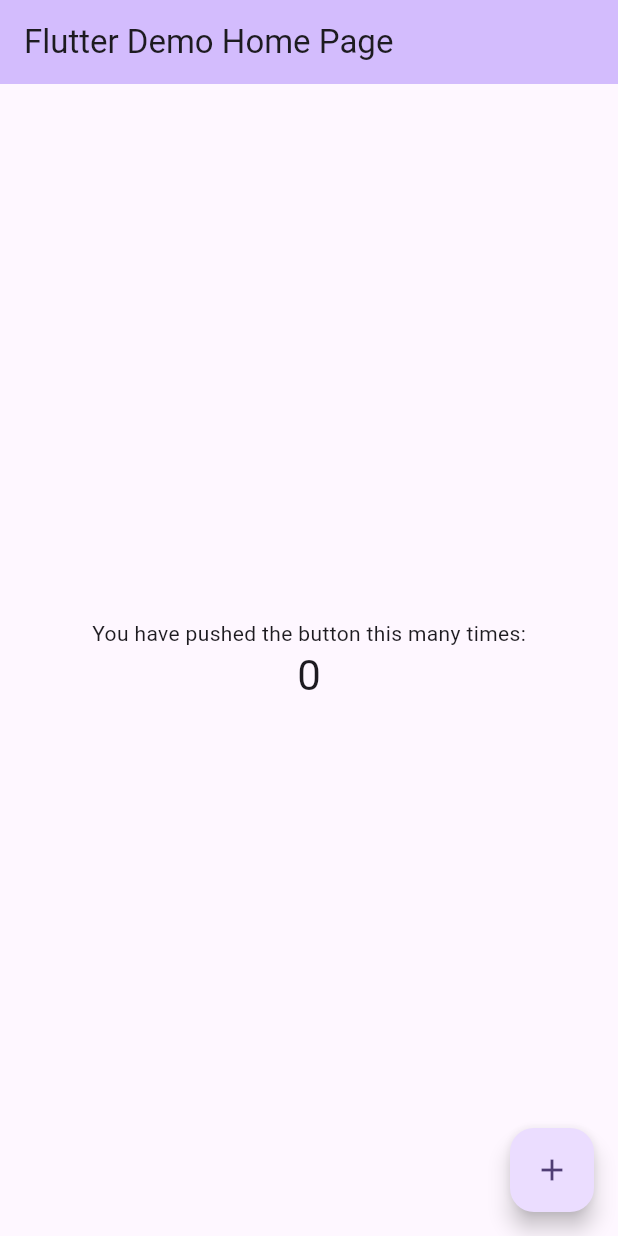
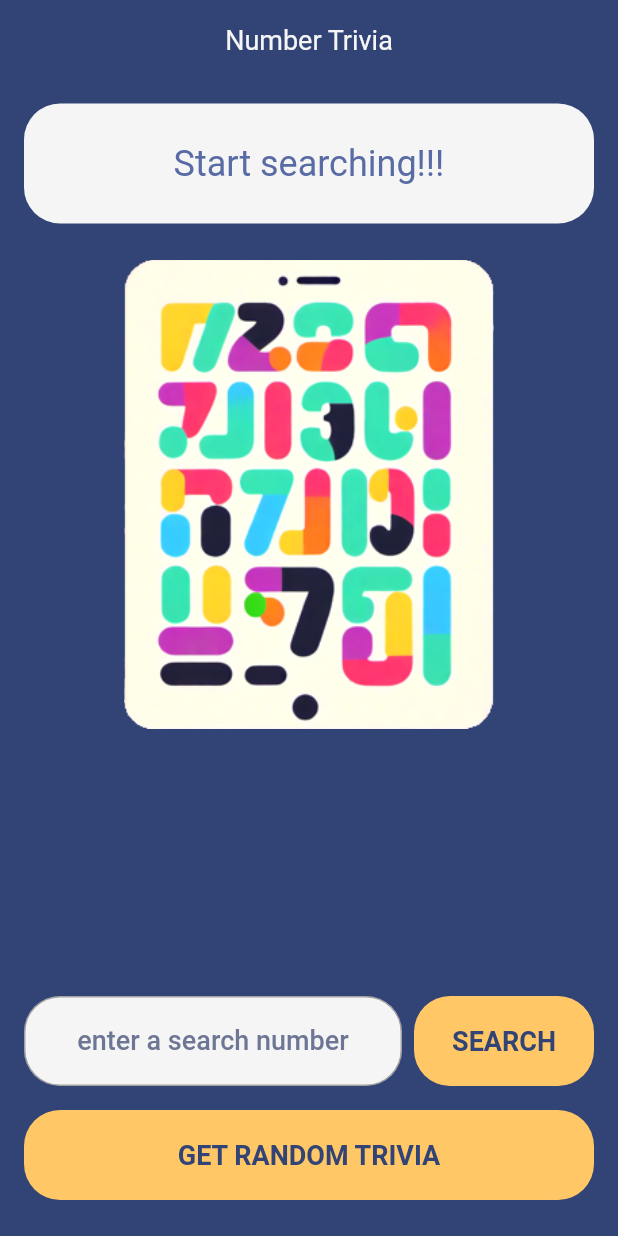
Before and after one commit to TR0U8L3-gif/number_app, a Flutter app: the screen it shows after launch, on a phone screen of 412 x 824 dp. Run offline on Flutter 3.47's test engine with Material 2 defaults, Android fonts, the phone set to English and light mode, and no system bars; our stand-ins replace dartz, dio, equatable, flutter_bloc, get_it, internet_connection_checker and 2 more; missing offline and left inert: dart:ffi.

Commit message:
User Interface

```diff
--- /dev/null
+++ b/lib/config/assets.dart
@@ -0,0 +1,7 @@
+///This file is automatically generated. DO NOT EDIT, all your changes would be lost.
+class Assets {
+  Assets._();
+
+  static const String imagesNumberTriviaLogo = 'assets/images/number_trivia_logo.png';
+
+}
--- /dev/null
+++ b/lib/config/theme.dart
@@ -0,0 +1,49 @@
+import 'dart:ffi';
+
+import 'package:flutter/material.dart';
+
+const String fontFamily = "";
+
+const double paddingSmall = 8.0;
+const double paddingMedium = 16.0;
+const double paddingLarge = 24.0;
+
+const double fontSmall = 18.0;
+const double fontMedium = 24.0;
+const double fontLarge = 42.0;
+class AppColors {
+  static const Color lightBackground = Color(0xFFF5F5F5);
+  static const Color darkBackground = Color(0xFF2A333C);
+
+  static const Color lightBlue = Color(0xFF586ba4);
+  static const Color darkBlue = Color(0xFF324376);
+
+  static const Color lightYellow = Color(0xFFffc765);
+  static const Color darkYellow = Color(0xFF99773c);
+
+  static const Color lightOrange = Color(0xFFf68e5f);
+  static const Color darkOrange = Color(0xFF905237);
+
+  static const Color lightText = Color(0xFFF5F5F5);
+  static const Color grayText = Color(0xFF6D7694);
+  static const Color darkText = Color(0xFF1D2E49);
+
+  static const Color transparent = Colors.transparent;
+}
+
+ThemeData theme = ThemeData(
+  brightness: Brightness.light,
+  scaffoldBackgroundColor: AppColors.lightBackground,
+  colorScheme: ColorScheme.fromSeed(
+    seedColor: AppColors.darkBlue,
+    brightness: Brightness.light,
+  ),
+);
+
+class NoGlowScrollBehavior extends ScrollBehavior {
+  @override
+  Widget buildOverscrollIndicator(
+      BuildContext context, Widget child, ScrollableDetails details) {
+    return child;
+  }
+}
--- a/lib/features/number_trivia/data/data_sources/remote/number_trivia_remote_data_source_impl.dart
+++ b/lib/features/number_trivia/data/data_sources/remote/number_trivia_remote_data_source_impl.dart
@@ -17,7 +17,7 @@ class NumberTriviaRemoteDataSourceImpl implements NumberTriviaRemoteDataSource{
     Response response = await dio.get(path);
 
     if(response.statusCode == 200){
-      return NumberTriviaModel.fromJson(json.decode(response.data));
+      return NumberTriviaModel.fromJson(response.data);
     } else {
       throw ServerException();
     }
@@ -29,7 +29,7 @@ class NumberTriviaRemoteDataSourceImpl implements NumberTriviaRemoteDataSource{
     Response response = await dio.get(path);
 
     if(response.statusCode == 200){
-      return NumberTriviaModel.fromJson(json.decode(response.data));
+      return NumberTriviaModel.fromJson(response.data);
     } else {
       throw ServerException();
     }
--- /dev/null
+++ b/lib/features/number_trivia/presentation/pages/number_trivia_page.dart
@@ -0,0 +1,55 @@
+import 'package:flutter/material.dart';
+import 'package:flutter_bloc/flutter_bloc.dart';
+
+import '../../../../config/theme.dart';
+import '../../../../injection_container.dart';
+import '../bloc/number_trivia_bloc.dart';
+import '../widgets/widgets.dart';
+
+class NumberTriviaPage extends StatelessWidget {
+  const NumberTriviaPage({super.key});
+
+  @override
+  Widget build(BuildContext context) {
+    return Scaffold(
+      backgroundColor: AppColors.darkBlue,
+      body: SafeArea(child: buildBody(context)),
+    );
+  }
+
+  BlocProvider<NumberTriviaBloc> buildBody(BuildContext context) {
+    final size = MediaQuery.of(context).size;
+    return BlocProvider(
+      create: (_) => locator<NumberTriviaBloc>(),
+      child: Container(
+        width: size.width,
+        height: size.height,
+        padding: const EdgeInsets.symmetric(vertical: paddingSmall, horizontal: paddingMedium),
+        child: Column(
+          crossAxisAlignment: CrossAxisAlignment.center,
+          children: [
+            const TitleDisplay(title: "Number Trivia"),
+            Expanded(
+              child: BlocBuilder<NumberTriviaBloc, NumberTriviaState>(builder: (context, state) {
+                if (state is NumberTriviaEmpty) {
+                  return const NumberTriviaEmptyWidget();
+                }
+                if (state is NumberTriviaLoading) {
+                  return const NumberTriviaLoadingWidget();
+                }
+                if (state is NumberTriviaLoaded) {
+                  return NumberTriviaLoadedWidget(numberTrivia: state.numberTrivia);
+                }
+                if (state is NumberTriviaError) {
+                  return NumberTriviaErrorWidget(message: state.message);
+                }
+                return const SizedBox();
+              }),
+            ),
+            Navigation()
+          ],
+        ),
+      ),
+    );
+  }
+}
--- /dev/null
+++ b/lib/features/number_trivia/presentation/widgets/message_display.dart
@@ -0,0 +1,39 @@
+import 'package:flutter/material.dart';
+import '../../../../config/theme.dart';
+
+class MessageDisplay extends StatelessWidget {
+  final String message;
+  final bool isFontSizeLarge;
+  final bool isErrorMessage;
+
+  const MessageDisplay({super.key, required this.message, this.isFontSizeLarge = true, this.isErrorMessage = false});
+
+  @override
+  Widget build(BuildContext context) {
+    final size = MediaQuery.of(context).size;
+    return Padding(
+      padding: const EdgeInsets.symmetric(vertical: paddingLarge),
+      child: Container(
+        width: size.width,
+        height: 80,
+        padding: const EdgeInsets.all(paddingSmall),
+        alignment: Alignment.center,
+        decoration: const BoxDecoration(
+          borderRadius: BorderRadius.all(Radius.circular(paddingLarge)),
+          color: AppColors.lightBackground,
+        ),
+        child: ScrollConfiguration(
+          behavior: NoGlowScrollBehavior(),
+          child: SingleChildScrollView(
+            scrollDirection: Axis.horizontal,
+            child: Text(
+              message,
+              textAlign: TextAlign.center,
+              style: TextStyle(fontSize: isFontSizeLarge ? fontLarge : fontMedium, color: isErrorMessage ? AppColors.darkOrange : AppColors.lightBlue),
+            ),
+          ),
+        ),
+      ),
+    );
+  }
+}
--- /dev/null
+++ b/lib/features/number_trivia/presentation/widgets/navigation.dart
@@ -0,0 +1,105 @@
+import 'package:flutter/material.dart';
+import 'package:flutter_bloc/flutter_bloc.dart';
+
+import '../../../../config/theme.dart';
+import '../bloc/number_trivia_bloc.dart';
+
+class Navigation extends StatefulWidget {
+  const Navigation({super.key});
+
+  @override
+  State<Navigation> createState() => _NavigationState();
+}
+
+class _NavigationState extends State<Navigation> {
+
+  final TextEditingController _controller = TextEditingController();
+  String input = "";
+
+  @override
+  Widget build(BuildContext context) {
+    final size = MediaQuery.of(context).size;
+    return Column(
+      children: [
+        Padding(
+            padding: const EdgeInsets.only(top: paddingMedium),
+            child: Row(
+              children: [
+                Expanded(
+                    child: Padding(
+                      padding: const EdgeInsets.only(right: paddingSmall),
+                      child: Container(
+                        width: size.width,
+                        height: 60,
+                        decoration: const BoxDecoration(
+                          borderRadius: BorderRadius.all(Radius.circular(paddingLarge)),
+                          color: AppColors.lightBackground,
+                        ),
+                        child: TextField(
+                          controller: _controller,
+                          onChanged: (value) => input = value,
+                          keyboardType: const TextInputType.numberWithOptions(),
+                          style: const TextStyle(fontSize: fontSmall, color: AppColors.darkBlue, fontWeight: FontWeight.w500),
+                          textAlign: TextAlign.center,
+                          decoration: const InputDecoration(
+                            border: OutlineInputBorder(
+                              borderRadius: BorderRadius.all(Radius.circular(paddingLarge)),
+                            ),
+                            hintText: 'enter a search number',
+                            hintStyle: TextStyle(fontSize: fontSmall, color: AppColors.grayText),
+                          ),
+                        ),
+                      ),
+                    )),
+                InkWell(
+                  onTap: () => buttonPress(context, GetTriviaForConcreteNumber(numberString: input)),
+                  borderRadius: const BorderRadius.all(Radius.circular(paddingLarge)),
+                  child: Ink(
+                    height: 60,
+                    width: 120,
+                    decoration: const BoxDecoration(
+                      borderRadius: BorderRadius.all(Radius.circular(paddingLarge)),
+                      color: AppColors.lightYellow,
+                    ),
+                    child: const Center(
+                      child: Text(
+                        "SEARCH",
+                        textAlign: TextAlign.center,
+                        style: TextStyle(fontSize: fontSmall, color: AppColors.darkBlue, fontWeight: FontWeight.bold),
+                      ),
+                    ),
+                  ),
+                ),
+              ],
+            )),
+        Padding(
+            padding: const EdgeInsets.symmetric(vertical: paddingMedium),
+            child: InkWell(
+              onTap: () => buttonPress(context, const GetTriviaForRandomNumber()),
+              borderRadius: const BorderRadius.all(Radius.circular(paddingLarge)),
+              child: Ink(
+                width: size.width,
+                height: 60,
+                decoration: const BoxDecoration(
+                  borderRadius: BorderRadius.all(Radius.circular(paddingLarge)),
+                  color: AppColors.lightYellow,
+                ),
+                child: const Center(
+                  child: Text(
+                    "GET RANDOM TRIVIA",
+                    textAlign: TextAlign.center,
+                    style: TextStyle(fontSize: fontSmall, color: AppColors.darkBlue, fontWeight: FontWeight.bold),
+                  ),
+                ),
+              ),
+            )),
+      ],
+    );
+  }
+
+  void buttonPress(BuildContext context, NumberTriviaEvent event){
+    BlocProvider.of<NumberTriviaBloc>(context).add(event);
+    FocusScope.of(context).unfocus();
+    _controller.clear();
+  }
+}
--- /dev/null
+++ b/lib/features/number_trivia/presentation/widgets/number_trivia_empty_widget.dart
@@ -0,0 +1,35 @@
+
+import 'package:flutter/material.dart';
+
+import '../../../../config/assets.dart';
+import '../../../../config/theme.dart';
+import 'message_display.dart';
+
+class NumberTriviaEmptyWidget extends StatelessWidget {
+  const NumberTriviaEmptyWidget({super.key});
+
+  @override
+  Widget build(BuildContext context) {
+    final size = MediaQuery.of(context).size;
+    return Column(
+      children: [
+        const MessageDisplay(
+          message: "Start searching!!!",
+          isFontSizeLarge: false,
+        ),
+        Expanded(
+          child: ScrollConfiguration(
+            behavior: NoGlowScrollBehavior(),
+            child: SingleChildScrollView(
+              physics: const NeverScrollableScrollPhysics(),
+              child: Image.asset(
+                Assets.imagesNumberTriviaLogo,
+                width: size.width * 0.6,
+              ),
+            ),
+          ),
+        ),
+      ],
+    );
+  }
+}
--- /dev/null
+++ b/lib/features/number_trivia/presentation/widgets/title_display.dart
@@ -0,0 +1,19 @@
+import 'package:flutter/material.dart';
+import '../../../../config/theme.dart';
+
+class TitleDisplay extends StatelessWidget {
+  final String title;
+
+  const TitleDisplay({super.key, required this.title});
+
+  @override
+  Widget build(BuildContext context) {
+    return Padding(
+      padding: const EdgeInsets.all(paddingSmall),
+      child: Text(
+        title,
+        style: const TextStyle(color: AppColors.lightText, fontSize: fontSmall),
+      ),
+    );
+  }
+}
--- /dev/null
+++ b/lib/features/number_trivia/presentation/widgets/widgets.dart
@@ -0,0 +1,9 @@
+export 'number_trivia_empty_widget.dart';
+export 'number_trivia_error_widget.dart';
+export 'number_trivia_loaded_widget.dart';
+export 'number_trivia_loading_widget.dart';
+
+export 'description_display.dart';
+export 'message_display.dart';
+export 'navigation.dart';
+export 'title_display.dart';
--- a/lib/main.dart
+++ b/lib/main.dart
@@ -1,129 +1,25 @@
 import 'package:flutter/material.dart';
 
-import 'injection_container.dart' as get_it;
+import 'config/theme.dart';
+import 'features/number_trivia/presentation/pages/number_trivia_page.dart';
+import 'injection_container.dart';
 
-void main() {
+void main() async {
   WidgetsFlutterBinding.ensureInitialized();
-  get_it.init();
+  setupServiceLocator();
+  await locator.allReady();
   runApp(const MyApp());
 }
 
 class MyApp extends StatelessWidget {
   const MyApp({super.key});
 
-  // This widget is the root of your application.
   @override
   Widget build(BuildContext context) {
     return MaterialApp(
-      title: 'Flutter Demo',
-      theme: ThemeData(
-        // This is the theme of your application.
-        //
-        // TRY THIS: Try running your application with "flutter run". You'll see
-        // the application has a blue toolbar. Then, without quitting the app,
-        // try changing the seedColor in the colorScheme below to Colors.green
-        // and then invoke "hot reload" (save your changes or press the "hot
-        // reload" button in a Flutter-supported IDE, or press "r" if you used
-        // the command line to start the app).
-        //
-        // Notice that the counter didn't reset back to zero; the application
-        // state is not lost during the reload. To reset the state, use hot
-        // restart instead.
-        //
-        // This works for code too, not just values: Most code changes can be
-        // tested with just a hot reload.
-        colorScheme: ColorScheme.fromSeed(seedColor: Colors.deepPurple),
-        useMaterial3: true,
-      ),
-      home: const MyHomePage(title: 'Flutter Demo Home Page'),
+      title: 'Number Trivia App',
+      theme: theme,
+      home: const NumberTriviaPage(),
     );
   }
 }
-
-class MyHomePage extends StatefulWidget {
-  const MyHomePage({super.key, required this.title});
-
-  // This widget is the home page of your application. It is stateful, meaning
-  // that it has a State object (defined below) that contains fields that affect
-  // how it looks.
-
-  // This class is the configuration for the state. It holds the values (in this
-  // case the title) provided by the parent (in this case the App widget) and
-  // used by the build method of the State. Fields in a Widget subclass are
-  // always marked "final".
-
-  final String title;
-
-  @override
-  State<MyHomePage> createState() => _MyHomePageState();
-}
-
-class _MyHomePageState extends State<MyHomePage> {
-  int _counter = 0;
-
-  void _incrementCounter() {
-    setState(() {
-      // This call to setState tells the Flutter framework that something has
-      // changed in this State, which causes it to rerun the build method below
-      // so that the display can reflect the updated values. If we changed
-      // _counter without calling setState(), then the build method would not be
-      // called again, and so nothing would appear to happen.
-      _counter++;
-    });
-  }
-
-  @override
-  Widget build(BuildContext context) {
-    // This method is rerun every time setState is called, for instance as done
-    // by the _incrementCounter method above.
-    //
-    // The Flutter framework has been optimized to make rerunning build methods
-    // fast, so that you can just rebuild anything that needs updating rather
-    // than having to individually change instances of widgets.
-    return Scaffold(
-      appBar: AppBar(
-        // TRY THIS: Try changing the color here to a specific color (to
-        // Colors.amber, perhaps?) and trigger a hot reload to see the AppBar
-        // change color while the other colors stay the same.
-        backgroundColor: Theme.of(context).colorScheme.inversePrimary,
-        // Here we take the value from the MyHomePage object that was created by
-        // the App.build method, and use it to set our appbar title.
-        title: Text(widget.title),
-      ),
-      body: Center(
-        // Center is a layout widget. It takes a single child and positions it
-        // in the middle of the parent.
-        child: Column(
-          // Column is also a layout widget. It takes a list of children and
-          // arranges them vertically. By default, it sizes itself to fit its
-          // children horizontally, and tries to be as tall as its parent.
-          //
-          // Column has various properties to control how it sizes itself and
-          // how it positions its children. Here we use mainAxisAlignment to
-          // center the children vertically; the main axis here is the vertical
-          // axis because Columns are vertical (the cross axis would be
-          // horizontal).
-          //
-          // TRY THIS: Invoke "debug painting" (choose the "Toggle Debug Paint"
-          // action in the IDE, or press "p" in the console), to see the
-          // wireframe for each widget.
-          mainAxisAlignment: MainAxisAlignment.center,
-          children: <Widget>[
-            const Text(
-              'You have pushed the button this many times:',
-            ),
-            Text(
-              '$_counter',
-              style: Theme.of(context).textTheme.headlineMedium,
-            ),
-          ],
-        ),
-      ),
-      floatingActionButton: FloatingActionButton(
-        onPressed: _incrementCounter,
-        tooltip: 'Increment',
-        child: const Icon(Icons.add),
-      ), // This trailing comma makes auto-formatting nicer for build methods.
-    );
-  }
-}
--- a/pubspec.yaml
+++ b/pubspec.yaml
@@ -84,3 +84,6 @@ flutter:
   #
   # For details regarding fonts from package dependencies,
   # see https://flutter.dev/custom-fonts/#from-packages
+  assets:
+    - assets/
+    - assets/images/
```
Also changed, not shown: lib/features/number_trivia/presentation/widgets/description_display.dart (added, +31 -0 lines), lib/features/number_trivia/presentation/widgets/number_trivia_error_widget.dart (added, +23 -0 lines), lib/features/number_trivia/presentation/widgets/number_trivia_loaded_widget.dart (added, +22 -0 lines), lib/features/number_trivia/presentation/widgets/number_trivia_loading_widget.dart (added, +32 -0 lines), lib/injection_container.dart (+23 -25 lines), assets/images/number_trivia_logo.png (added), 1 other file.
